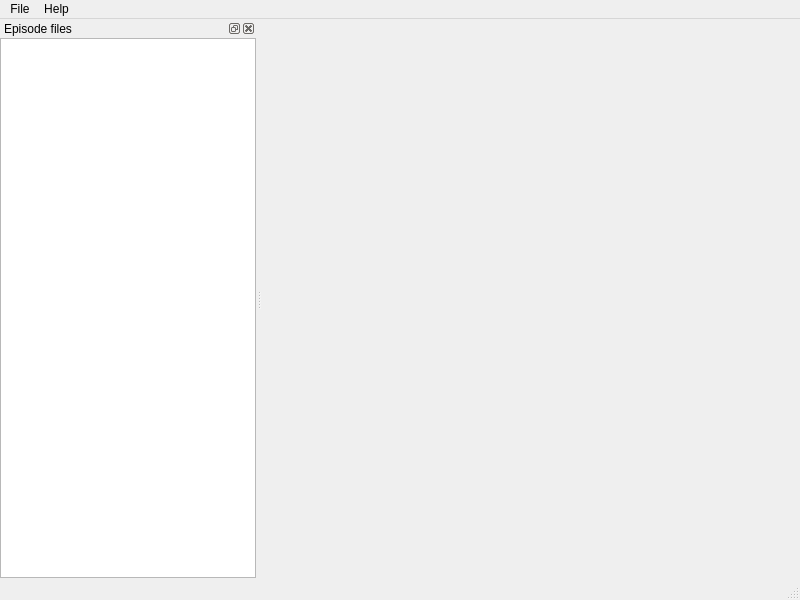
Qt form Translator/translator_main.ui (WohlSoft/Moondust-Project) before a commit.
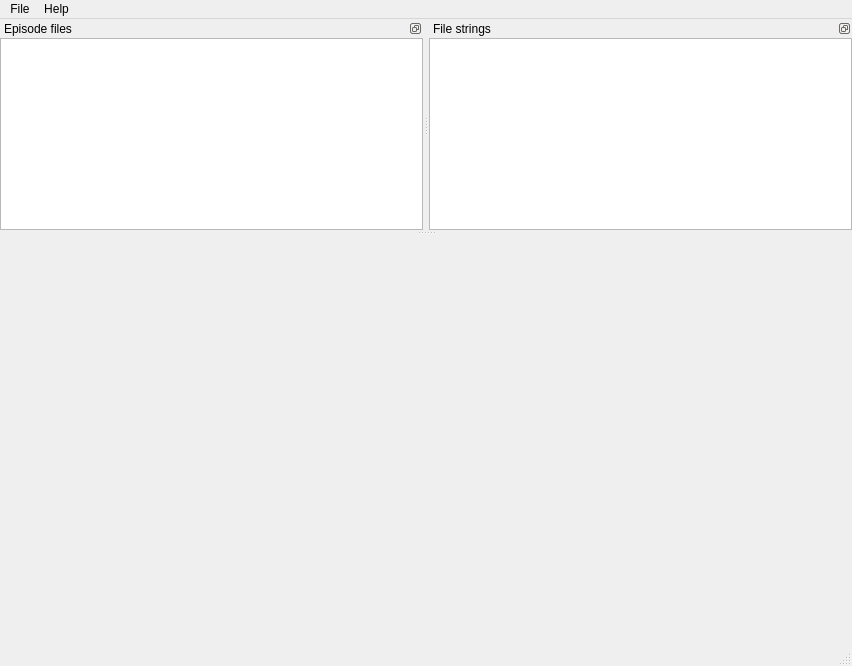
The same form after that commit. Icons and pictures are not drawn.

Commit message: Translator: Make strings list work

The edit to the form file:
```diff
--- a/Translator/translator_main.ui
+++ b/Translator/translator_main.ui
@@ -6,8 +6,8 @@
    <rect>
     <x>0</x>
     <y>0</y>
-    <width>800</width>
-    <height>600</height>
+    <width>852</width>
+    <height>666</height>
    </rect>
   </property>
   <property name="windowTitle">
@@ -23,7 +23,7 @@
     <rect>
      <x>0</x>
      <y>0</y>
-     <width>800</width>
+     <width>852</width>
      <height>20</height>
     </rect>
    </property>
@@ -52,11 +52,14 @@
   </widget>
   <widget class="QStatusBar" name="statusbar"/>
   <widget class="QDockWidget" name="filesListWidget">
+   <property name="features">
+    <set>QDockWidget::DockWidgetFloatable|QDockWidget::DockWidgetMovable</set>
+   </property>
    <property name="windowTitle">
     <string>Episode files</string>
    </property>
    <attribute name="dockWidgetArea">
-    <number>1</number>
+    <number>4</number>
    </attribute>
    <widget class="QTreeView" name="filesListTable">
     <property name="selectionMode">
@@ -65,6 +68,34 @@
     <property name="selectionBehavior">
      <enum>QAbstractItemView::SelectRows</enum>
     </property>
+    <attribute name="headerVisible">
+     <bool>false</bool>
+    </attribute>
+   </widget>
+  </widget>
+  <widget class="QDockWidget" name="fileStringsWidget">
+   <property name="features">
+    <set>QDockWidget::DockWidgetFloatable|QDockWidget::DockWidgetMovable</set>
+   </property>
+   <property name="windowTitle">
+    <string>File strings</string>
+   </property>
+   <attribute name="dockWidgetArea">
+    <number>4</number>
+   </attribute>
+   <widget class="QTableView" name="fileStrings">
+    <property name="sortingEnabled">
+     <bool>true</bool>
+    </property>
+    <attribute name="horizontalHeaderShowSortIndicator" stdset="0">
+     <bool>true</bool>
+    </attribute>
+    <attribute name="horizontalHeaderStretchLastSection">
+     <bool>true</bool>
+    </attribute>
+    <attribute name="verticalHeaderVisible">
+     <bool>false</bool>
+    </attribute>
    </widget>
   </widget>
   <action name="actionOpen_project">
```
Left out of the diff: 3 changed lines with no effect on the pictures. The commit also changes 8 other files.
